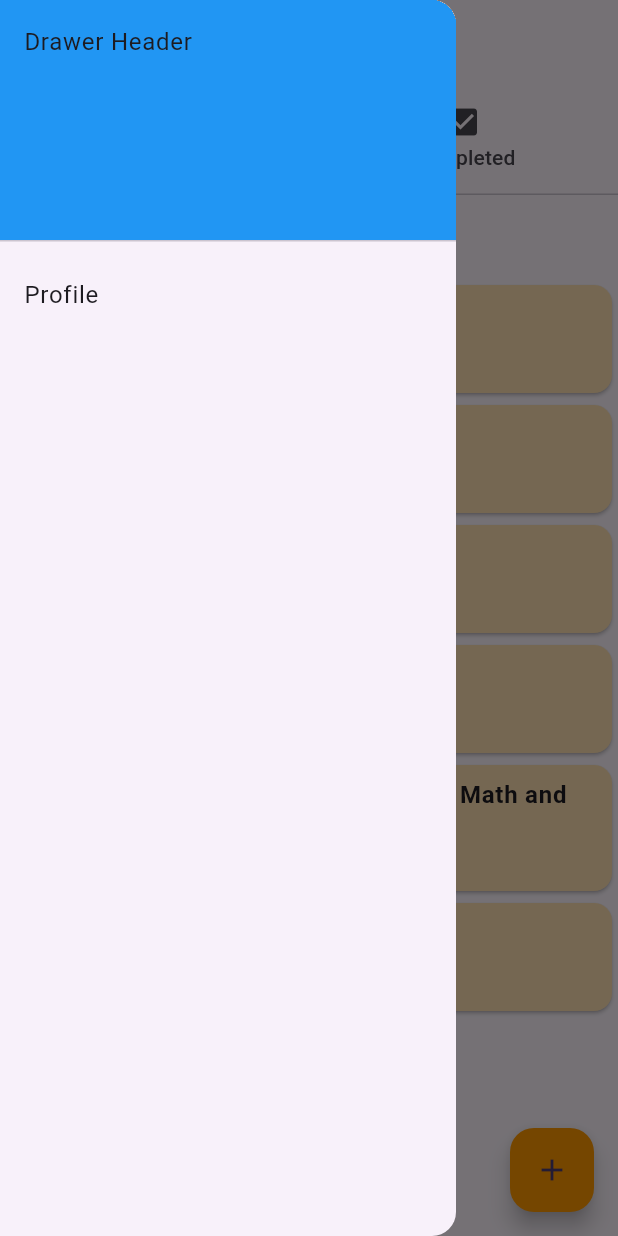
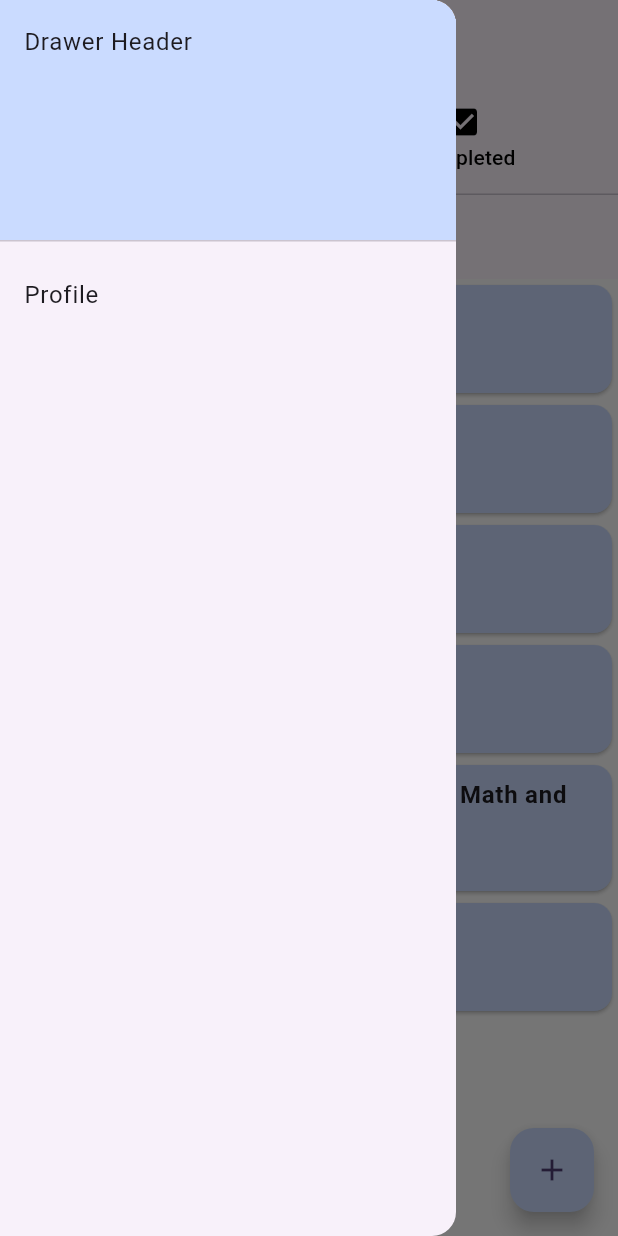
Before and after one commit to ayamgulai/fp-tekber, a Flutter app: the screen it shows after launch, with the side drawer open, on a phone screen of 412 x 824 dp. Run offline on Flutter 3.47's test engine with Material 3 defaults, Android fonts, the phone set to English and light mode, and no system bars.

Commit message:
background & icon color

```diff
--- a/lib/screens/bookList.dart
+++ b/lib/screens/bookList.dart
@@ -13,21 +13,22 @@ class BookListPage extends StatelessWidget {
       appBar: AppBar(
         title: const Text('FP Tekber'),
       ),
+      backgroundColor: Colors.white,
       body: ListView.builder(
         itemCount: filteredBooks.length,
         itemBuilder: (context, index) {
-          final books = filteredBooks[index];
+          final book = filteredBooks[index];
           return Card(
-            color: Colors.orange.shade100,
+            color: const Color(0xFFCADBFF),
             child: ListTile(
               title: Text(
-                books.title,
+                book.title,
                 style: const TextStyle(fontWeight: FontWeight.bold),
               ),
               subtitle: Text(
-                books.types.toString().split('.').last),
+                book.types.toString().split('.').last),
               onTap: () {
-                Navigator.pushNamed(context, '/booksDetail', arguments: books);
+                Navigator.pushNamed(context, '/booksDetail', arguments: book);
               },
             ),
           );
@@ -39,7 +40,7 @@ class BookListPage extends StatelessWidget {
               onPressed: () {
                 Navigator.pushNamed(context, '/addBook');
               },
-              backgroundColor: Colors.orange,
+              backgroundColor: Color(0xFFCADBFF),
               child: const Icon(Icons.add),
             ),
     );
--- a/lib/widgets/bookDrawer.dart
+++ b/lib/widgets/bookDrawer.dart
@@ -9,7 +9,7 @@ class BookDrawer extends StatelessWidget{
     children: [
       const DrawerHeader(
         decoration: BoxDecoration(
-          color: Colors.blue,
+          color: Color(0xFFCADBFF),
         ),
         child: Text('Drawer Header'),
       ),
--- a/lib/widgets/bookTabs.dart
+++ b/lib/widgets/bookTabs.dart
@@ -10,9 +10,17 @@ class BookTabs extends StatelessWidget {
       child: Scaffold(
         appBar: AppBar(
           bottom: const TabBar(
+            labelColor: Color(0xFF3D6CD3),
+            unselectedLabelColor: Colors.black,
             tabs: [
-                Tab(text: 'To-Read', icon: Icon(Icons.list)),
-                Tab(text: 'Completed', icon: Icon(Icons.check_box)),
+              Tab(
+                text: 'To-Read',
+                icon: Icon(Icons.list),
+              ),
+              Tab(
+                text: 'Completed',
+                icon: Icon(Icons.check_box),
+              ),
             ],
           ),
         ),
```
Also changed, not shown: lib/screens/bookDetails.dart (+9 -5 lines). Lines whose indentation alone changed are shown as unchanged.
